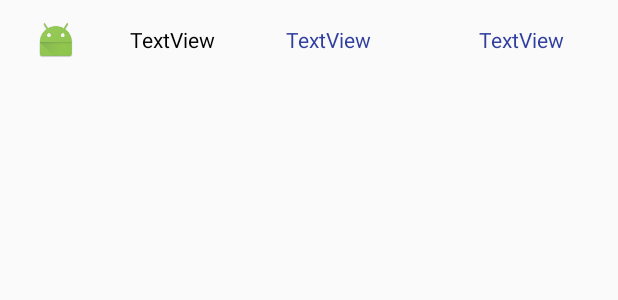
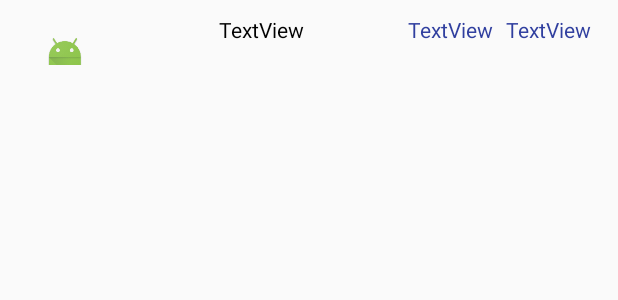
Before and after one commit to lugman-secondary/FinalDaw2, an Android app: the layout item.xml on its own in the app's theme, with its tools: preview values and no code run, on a phone screen of 412 x 824 dp. Shown: the top 300 px of the screen. Run offline under Robolectric (Android 15) with nearby library versions, the phone set to English and light mode, and no system bars.

```diff
--- a/app/src/main/res/layout/item.xml
+++ b/app/src/main/res/layout/item.xml
@@ -4,7 +4,8 @@
     android:id="@+id/img1"
     android:layout_width="match_parent"
     android:layout_height="80px"
-    android:orientation="horizontal">
+    android:orientation="horizontal"
+    android:padding="10dp">
 
     <ImageView
         android:id="@+id/imageView"
@@ -17,26 +18,25 @@
     <TextView
         android:id="@+id/textView"
         android:layout_width="80dp"
-        android:layout_height="match_parent"
+        android:layout_height="wrap_content"
         android:gravity="center"
         android:text="TextView"
         android:textColor="@android:color/background_dark"
-        android:textColorLink="@android:color/background_dark" />
+        android:textColorLink="@android:color/background_dark"
+        android:layout_weight="2.83" />
 
     <TextView
         android:id="@+id/textView2"
-        android:layout_width="80dp"
-        android:layout_height="match_parent"
-        android:layout_weight="1"
+        android:layout_width="wrap_content"
+        android:layout_height="wrap_content"
         android:gravity="center"
         android:text="TextView"
         android:textColor="?attr/colorPrimaryDark" />
 
     <TextView
         android:id="@+id/textView3"
-        android:layout_width="80dp"
-        android:layout_height="match_parent"
-        android:layout_weight="1"
+        android:layout_width="73dp"
+        android:layout_height="wrap_content"
         android:gravity="center"
         android:text="TextView"
         android:textColor="?attr/colorPrimaryDark" />
```
Also changed, not shown: app/src/main/java/es/com/lugman/appfinal2/Adaptador.java (+4 -16 lines), app/src/main/java/es/com/lugman/appfinal2/MainActivity.java (+26 -6 lines), app/src/main/java/es/com/lugman/appfinal2/Monedas.java (+5 -3 lines).
